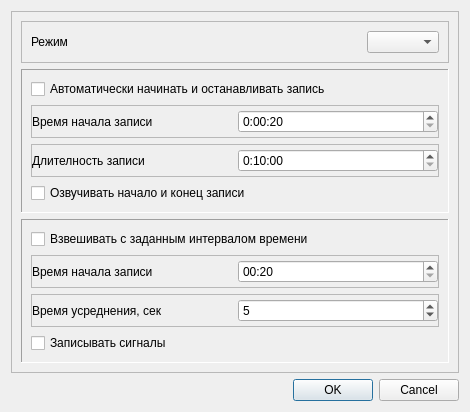
Qt form metodics/bedside_scales/bedside_scales_tester/bedsidescalestesterparamsdialog.ui (grigp/a-analyser) before a commit.
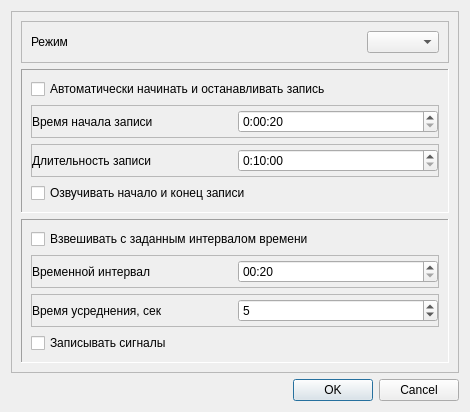
The same form after that commit.

Commit message: Орфографические исправления в диалоге методики кровати

```diff
--- a/metodics/bedside_scales/bedside_scales_tester/bedsidescalestesterparamsdialog.ui
+++ b/metodics/bedside_scales/bedside_scales_tester/bedsidescalestesterparamsdialog.ui
@@ -143,7 +143,7 @@
             <item>
              <widget class="QLabel" name="lblRecLength">
               <property name="text">
-               <string>Длителность записи</string>
+               <string>Длительность записи</string>
               </property>
              </widget>
             </item>
@@ -214,7 +214,7 @@
             <item>
              <widget class="QLabel" name="lblScalingInterval">
               <property name="text">
-               <string>Время начала записи</string>
+               <string>Временной интервал</string>
               </property>
              </widget>
             </item>
```
